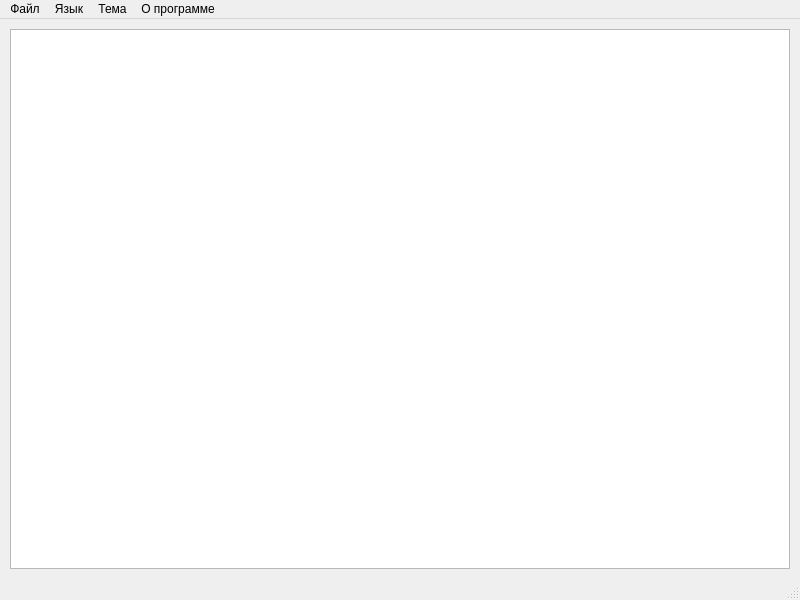
The window that TextEditor/mainwindow.ui (StepanIstomin/GB_QT) describes before a commit, drawn with Qt 5.
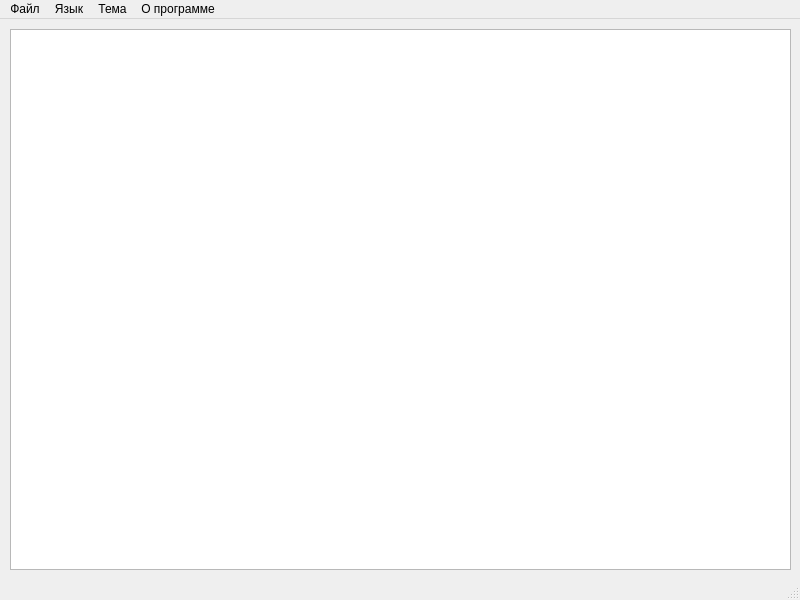
The same window after the commit.

```diff
--- a/TextEditor/mainwindow.ui
+++ b/TextEditor/mainwindow.ui
@@ -31,16 +31,10 @@
      <rect>
       <x>10</x>
       <y>10</y>
-      <width>780</width>
-      <height>540</height>
+      <width>781</width>
+      <height>541</height>
      </rect>
     </property>
-    <property name="sizePolicy">
-     <sizepolicy hsizetype="Expanding" vsizetype="Expanding">
-      <horstretch>0</horstretch>
-      <verstretch>0</verstretch>
-     </sizepolicy>
-    </property>
    </widget>
   </widget>
   <widget class="QMenuBar" name="menubar">
```
Left out of the diff: 6 changed lines with no effect on the pictures.
